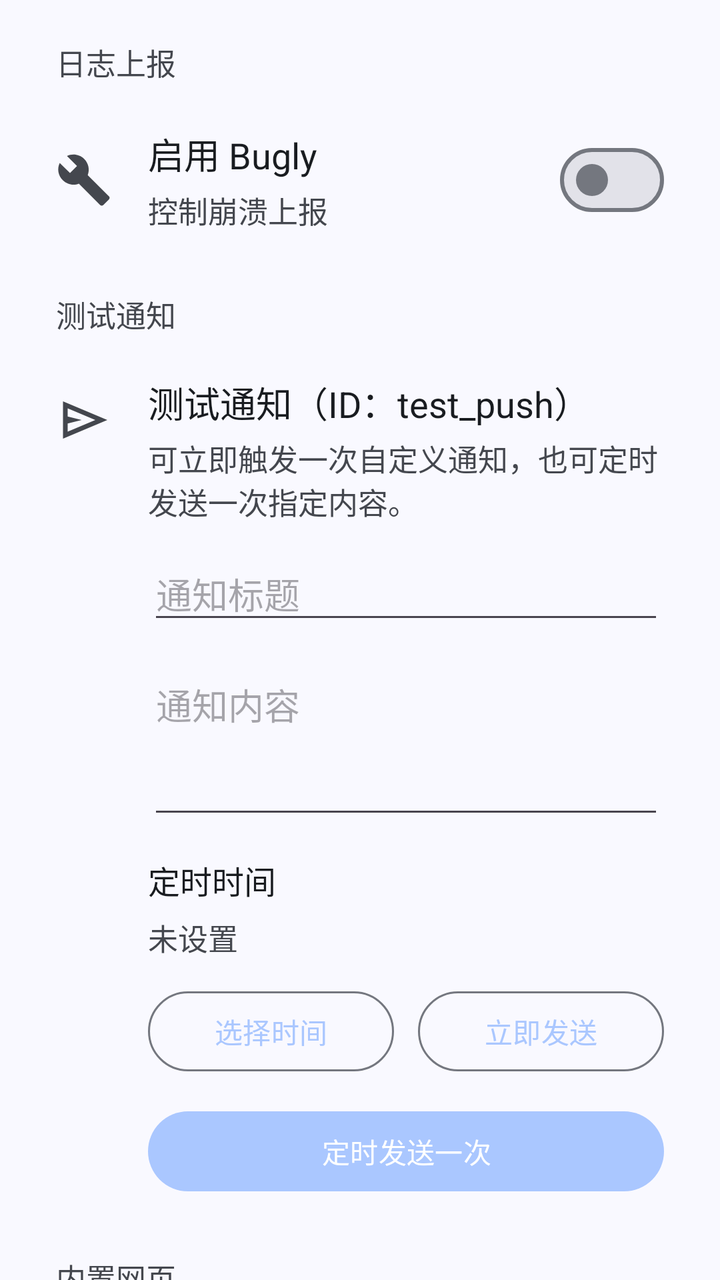
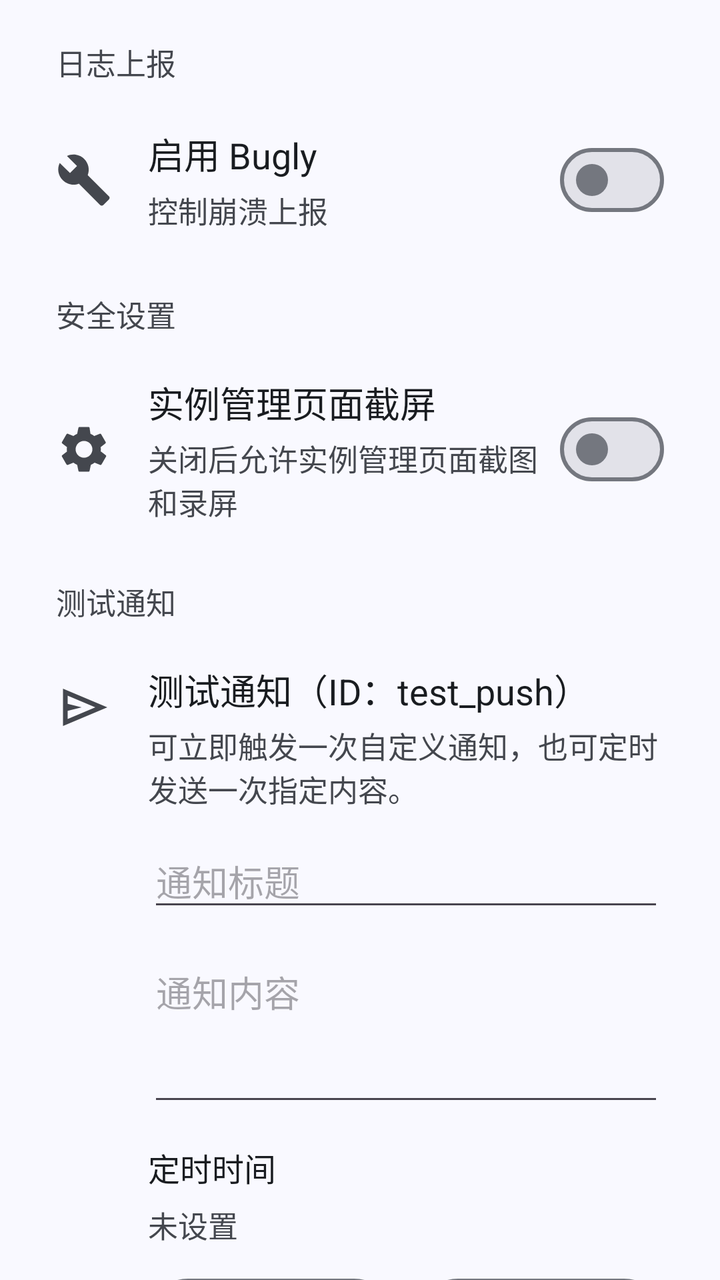

Before-and-after screenshots of an Android layout around one commit, followed by the original layout XML and the change that was made.
<!-- AndroidManifest.xml: application theme Theme.Simpfun -->
<!-- res/layout/fragment_debug.xml -->
<?xml version="1.0" encoding="utf-8"?>
<androidx.core.widget.NestedScrollView xmlns:android="http://schemas.android.com/apk/res/android"
    xmlns:app="http://schemas.android.com/apk/res-auto"
    android:id="@+id/scroll_debug"
    android:layout_width="match_parent"
    android:layout_height="match_parent"
    android:background="?attr/colorSurface"
    android:scrollbars="none">

    <LinearLayout
        android:layout_width="match_parent"
        android:layout_height="wrap_content"
        android:orientation="vertical"
        android:paddingStart="20dp"
        android:paddingTop="20dp"
        android:paddingEnd="20dp"
        android:paddingBottom="96dp">

        <TextView
            android:layout_width="wrap_content"
            android:layout_height="wrap_content"
            android:text="日志上报"
            android:textSize="15sp"
            android:textColor="?attr/colorOnSurfaceVariant"
            android:layout_marginStart="8dp"
            android:layout_marginBottom="10dp" />

        <LinearLayout
            android:layout_width="match_parent"
            android:layout_height="wrap_content"
            android:minHeight="76dp"
            android:orientation="horizontal"
            android:gravity="center_vertical"
            android:paddingHorizontal="8dp"
            android:paddingVertical="10dp">

            <ImageView
                android:layout_width="28dp"
                android:layout_height="28dp"
                android:layout_marginEnd="18dp"
                android:src="@drawable/ic_build_24"
                android:contentDescription="Bugly"
                app:tint="?attr/colorOnSurfaceVariant" />

            <LinearLayout
                android:layout_width="0dp"
                android:layout_height="wrap_content"
                android:layout_weight="1"
                android:orientation="vertical">

                <TextView
                    android:layout_width="wrap_content"
                    android:layout_height="wrap_content"
                    android:text="启用 Bugly"
                    android:textSize="18sp"
                    android:textColor="?attr/colorOnSurface" />

                <TextView
                    android:layout_width="wrap_content"
                    android:layout_height="wrap_content"
                    android:layout_marginTop="4dp"
                    android:text="控制崩溃上报"
                    android:textSize="15sp"
                    android:textColor="?attr/colorOnSurfaceVariant" />
            </LinearLayout>

            <com.google.android.material.materialswitch.MaterialSwitch
                android:id="@+id/switch_bugly"
                android:layout_width="wrap_content"
                android:layout_height="wrap_content" />
        </LinearLayout>

        <TextView
            android:layout_width="wrap_content"
            android:layout_height="wrap_content"
            android:text="测试通知"
            android:textSize="15sp"
            android:textColor="?attr/colorOnSurfaceVariant"
            android:layout_marginStart="8dp"
            android:layout_marginTop="18dp"
            android:layout_marginBottom="10dp" />

        <LinearLayout
            android:layout_width="match_parent"
            android:layout_height="wrap_content"
            android:orientation="vertical"
            android:paddingHorizontal="8dp"
            android:paddingVertical="10dp">

            <LinearLayout
                android:layout_width="match_parent"
                android:layout_height="wrap_content"
                android:orientation="horizontal"
                android:gravity="top">

                <ImageView
                    android:layout_width="28dp"
                    android:layout_height="28dp"
                    android:layout_marginEnd="18dp"
                    android:layout_marginTop="8dp"
                    android:src="@drawable/ic_send"
                    android:contentDescription="测试通知"
                    app:tint="?attr/colorOnSurfaceVariant" />

                <LinearLayout
                    android:layout_width="0dp"
                    android:layout_height="wrap_content"
                    android:layout_weight="1"
                    android:orientation="vertical">

                    <TextView
                        android:layout_width="wrap_content"
                        android:layout_height="wrap_content"
                        android:text="测试通知（ID：test_push）"
                        android:textSize="18sp"
                        android:textColor="?attr/colorOnSurface" />

                    <TextView
                        android:layout_width="wrap_content"
                        android:layout_height="wrap_content"
                        android:layout_marginTop="4dp"
                        android:text="可立即触发一次自定义通知，也可定时发送一次指定内容。"
                        android:textSize="15sp"
                        android:textColor="?attr/colorOnSurfaceVariant" />

                    <EditText
                        android:id="@+id/et_notification_title"
                        android:layout_width="match_parent"
                        android:layout_height="wrap_content"
                        android:layout_marginTop="12dp"
                        android:hint="通知标题"
                        android:singleLine="true"
                        android:inputType="textCapSentences" />

                    <EditText
                        android:id="@+id/et_notification_content"
                        android:layout_width="match_parent"
                        android:layout_height="wrap_content"
                        android:layout_marginTop="12dp"
                        android:gravity="top|start"
                        android:hint="通知内容"
                        android:inputType="textCapSentences|textMultiLine"
                        android:minLines="3" />

                    <TextView
                        android:layout_width="wrap_content"
                        android:layout_height="wrap_content"
                        android:layout_marginTop="14dp"
                        android:text="定时时间"
                        android:textColor="?attr/colorOnSurface"
                        android:textSize="16sp" />

                    <TextView
                        android:id="@+id/tv_notification_time_value"
                        android:layout_width="wrap_content"
                        android:layout_height="wrap_content"
                        android:layout_marginTop="6dp"
                        android:text="未设置"
                        android:textColor="?attr/colorOnSurfaceVariant"
                        android:textSize="15sp" />

                    <LinearLayout
                        android:layout_width="match_parent"
                        android:layout_height="wrap_content"
                        android:layout_marginTop="12dp"
                        android:orientation="horizontal">

                        <com.google.android.material.button.MaterialButton
                            android:id="@+id/btn_pick_notification_time"
                            style="?attr/materialButtonOutlinedStyle"
                            android:layout_width="0dp"
                            android:layout_height="wrap_content"
                            android:layout_weight="1"
                            android:text="选择时间" />

                        <Space
                            android:layout_width="12dp"
                            android:layout_height="0dp" />

                        <com.google.android.material.button.MaterialButton
                            android:id="@+id/btn_send_test_notification"
                            style="?attr/materialButtonOutlinedStyle"
                            android:layout_width="0dp"
                            android:layout_height="wrap_content"
                            android:layout_weight="1"
                            android:text="立即发送" />
                    </LinearLayout>

                    <com.google.android.material.button.MaterialButton
                        android:id="@+id/btn_schedule_test_notification"
                        style="?attr/materialButtonStyle"
                        android:layout_width="match_parent"
                        android:layout_height="wrap_content"
                        android:layout_marginTop="12dp"
                        android:text="定时发送一次" />
                </LinearLayout>
            </LinearLayout>
        </LinearLayout>

        <TextView
            android:layout_width="wrap_content"
            android:layout_height="wrap_content"
            android:text="内置网页"
            android:textSize="15sp"
            android:textColor="?attr/colorOnSurfaceVariant"
            android:layout_marginStart="8dp"
            android:layout_marginTop="18dp"
            android:layout_marginBottom="10dp" />

        <LinearLayout
            android:layout_width="match_parent"
            android:layout_height="wrap_content"
            android:orientation="vertical"
            android:paddingHorizontal="8dp"
            android:paddingVertical="10dp">

            <LinearLayout
                android:layout_width="match_parent"
                android:layout_height="wrap_content"
                android:orientation="horizontal"
                android:gravity="top">

                <ImageView
                    android:layout_width="28dp"
                    android:layout_height="28dp"
                    android:layout_marginEnd="18dp"
                    android:layout_marginTop="8dp"
                    android:src="@drawable/ic_web"
                    android:contentDescription="SWebView"
                    app:tint="?attr/colorOnSurfaceVariant" />

                <LinearLayout
                    android:layout_width="0dp"
                    android:layout_height="wrap_content"
                    android:layout_weight="1"
                    android:orientation="vertical">

                    <TextView
                        android:layout_width="wrap_content"
                        android:layout_height="wrap_content"
                        android:text="SWebView URL"
                        android:textSize="18sp"
                        android:textColor="?attr/colorOnSurface" />

                    <TextView
                        android:layout_width="wrap_content"
                        android:layout_height="wrap_content"
                        android:layout_marginTop="4dp"
                        android:text="输入地址并在内置浏览器中打开"
                        android:textSize="15sp"
                        android:textColor="?attr/colorOnSurfaceVariant" />

                    <EditText
                        android:id="@+id/et_web_url"
                        android:layout_width="match_parent"
                        android:layout_height="wrap_content"
                        android:layout_marginTop="12dp"
                        android:hint="输入要打开的网址，例如 https://example.com"
                        android:inputType="textUri"
                        android:singleLine="true" />

                    <com.google.android.material.button.MaterialButton
                        android:id="@+id/btn_open_swebview"
                        style="?attr/materialButtonOutlinedStyle"
                        android:layout_width="wrap_content"
                        android:layout_height="wrap_content"
                        android:layout_marginTop="12dp"
                        android:text="打开 SWebView" />
                </LinearLayout>
            </LinearLayout>
        </LinearLayout>

        <TextView
            android:layout_width="wrap_content"
            android:layout_height="wrap_content"
            android:text="Token"
            android:textSize="15sp"
            android:textColor="?attr/colorOnSurfaceVariant"
            android:layout_marginStart="8dp"
            android:layout_marginTop="18dp"
            android:layout_marginBottom="10dp" />

        <LinearLayout
            android:layout_width="match_parent"
            android:layout_height="wrap_content"
            android:orientation="vertical"
            android:paddingHorizontal="8dp"
            android:paddingVertical="10dp">

            <LinearLayout
                android:layout_width="match_parent"
                android:layout_height="wrap_content"
                android:orientation="horizontal"
                android:gravity="top">

                <ImageView
                    android:layout_width="28dp"
                    android:layout_height="28dp"
                    android:layout_marginEnd="18dp"
                    android:layout_marginTop="8dp"
                    android:src="@drawable/ic_code"
                    android:contentDescription="Token"
                    app:tint="?attr/colorOnSurfaceVariant" />

                <LinearLayout
                    android:layout_width="0dp"
                    android:layout_height="wrap_content"
                    android:layout_weight="1"
                    android:orientation="vertical">

                    <TextView
                        android:layout_width="wrap_content"
                        android:layout_height="wrap_content"
                        android:text="访问 Token"
                        android:textSize="18sp"
                        android:textColor="?attr/colorOnSurface" />

                    <TextView
                        android:layout_width="wrap_content"
                        android:layout_height="wrap_content"
                        android:layout_marginTop="4dp"
                        android:text="保存或清空本地 Token 以便调试"
                        android:textSize="15sp"
                        android:textColor="?attr/colorOnSurfaceVariant" />

                    <EditText
                        android:id="@+id/et_token"
                        android:layout_width="match_parent"
                        android:layout_height="wrap_content"
                        android:layout_marginTop="12dp"
                        android:hint="输入 Token"
                        android:singleLine="true"
                        android:inputType="text" />

                    <LinearLayout
                        android:layout_width="match_parent"
                        android:layout_height="wrap_content"
                        android:layout_marginTop="12dp"
                        android:orientation="horizontal">

                        <com.google.android.material.button.MaterialButton
                            android:id="@+id/btn_save_token"
                            style="?attr/materialButtonOutlinedStyle"
                            android:layout_width="0dp"
                            android:layout_height="wrap_content"
                            android:layout_weight="1"
                            android:text="保存" />

                        <Space
                            android:layout_width="12dp"
                            android:layout_height="0dp" />

                        <com.google.android.material.button.MaterialButton
                            android:id="@+id/btn_clear_token"
                            style="?attr/materialButtonOutlinedStyle"
                            android:layout_width="0dp"
                            android:layout_height="wrap_content"
                            android:layout_weight="1"
                            android:text="清空" />
                    </LinearLayout>
                </LinearLayout>
            </LinearLayout>
        </LinearLayout>
    </LinearLayout>
</androidx.core.widget.NestedScrollView>
<!-- resources referenced by this layout -->
<resources>
  <color name="md_theme_primary">#AAC7FF</color>
  <color name="md_theme_onPrimary">#FFFFFF</color>
  <color name="md_theme_primaryContainer">#D6E3FF</color>
  <color name="md_theme_onPrimaryContainer">#284777</color>
  <color name="md_theme_secondary">#565F71</color>
  <color name="md_theme_onSecondary">#FFFFFF</color>
  <color name="md_theme_secondaryContainer">#DAE2F9</color>
  <color name="md_theme_onSecondaryContainer">#3E4759</color>
  <color name="md_theme_tertiary">#705575</color>
  <color name="md_theme_onTertiary">#FFFFFF</color>
  <color name="md_theme_tertiaryContainer">#FAD8FD</color>
  <color name="md_theme_onTertiaryContainer">#573E5C</color>
  <color name="md_theme_error">#BA1A1A</color>
  <color name="md_theme_onError">#FFFFFF</color>
  <color name="md_theme_errorContainer">#FFDAD6</color>
  <color name="md_theme_onErrorContainer">#93000A</color>
  <color name="md_theme_background">#F9F9FF</color>
  <color name="md_theme_onBackground">#191C20</color>
  <color name="md_theme_surface">#F9F9FF</color>
  <color name="md_theme_onSurface">#191C20</color>
  <color name="md_theme_surfaceVariant">#E0E2EC</color>
  <color name="md_theme_onSurfaceVariant">#44474E</color>
  <color name="md_theme_outline">#74777F</color>
  <color name="md_theme_outlineVariant">#C4C6D0</color>
  <color name="md_theme_inverseSurface">#2E3036</color>
  <color name="md_theme_inverseOnSurface">#F0F0F7</color>
  <color name="md_theme_inversePrimary">#AAC7FF</color>
  <color name="md_theme_primaryFixed">#D6E3FF</color>
  <color name="md_theme_onPrimaryFixed">#001B3E</color>
  <color name="md_theme_primaryFixedDim">#AAC7FF</color>
  <color name="md_theme_onPrimaryFixedVariant">#284777</color>
  <color name="md_theme_secondaryFixed">#DAE2F9</color>
  <color name="md_theme_onSecondaryFixed">#131C2B</color>
  <color name="md_theme_secondaryFixedDim">#BEC6DC</color>
  <color name="md_theme_onSecondaryFixedVariant">#3E4759</color>
  <color name="md_theme_tertiaryFixed">#FAD8FD</color>
  <color name="md_theme_onTertiaryFixed">#28132E</color>
  <color name="md_theme_tertiaryFixedDim">#DDBCE0</color>
  <color name="md_theme_onTertiaryFixedVariant">#573E5C</color>
  <color name="md_theme_surfaceDim">#D9D9E0</color>
  <color name="md_theme_surfaceBright">#F9F9FF</color>
  <color name="md_theme_surfaceContainerLowest">#FFFFFF</color>
  <color name="md_theme_surfaceContainerLow">#F3F3FA</color>
  <color name="md_theme_surfaceContainer">#EDEDF4</color>
  <color name="md_theme_surfaceContainerHigh">#E7E8EE</color>
  <color name="md_theme_surfaceContainerHighest">#E2E2E9</color>
  <!-- unchanged entries left out for length: 6 -->
</resources>

<!-- the commit's change to res/layout/fragment_debug.xml (unified diff, before → after) -->
@@ -66,6 +66,61 @@
 
             <com.google.android.material.materialswitch.MaterialSwitch
                 android:id="@+id/switch_bugly"
+                android:layout_width="wrap_content"
+                android:layout_height="wrap_content" />
+        </LinearLayout>
+
+        <TextView
+            android:layout_width="wrap_content"
+            android:layout_height="wrap_content"
+            android:text="安全设置"
+            android:textSize="15sp"
+            android:textColor="?attr/colorOnSurfaceVariant"
+            android:layout_marginStart="8dp"
+            android:layout_marginTop="18dp"
+            android:layout_marginBottom="10dp" />
+
+        <LinearLayout
+            android:layout_width="match_parent"
+            android:layout_height="wrap_content"
+            android:minHeight="76dp"
+            android:orientation="horizontal"
+            android:gravity="center_vertical"
+            android:paddingHorizontal="8dp"
+            android:paddingVertical="10dp">
+
+            <ImageView
+                android:layout_width="28dp"
+                android:layout_height="28dp"
+                android:layout_marginEnd="18dp"
+                android:src="@drawable/ic_settings"
+                android:contentDescription="Manage 页面禁止截屏"
+                app:tint="?attr/colorOnSurfaceVariant" />
+
+            <LinearLayout
+                android:layout_width="0dp"
+                android:layout_height="wrap_content"
+                android:layout_weight="1"
+                android:orientation="vertical">
+
+                <TextView
+                    android:layout_width="wrap_content"
+                    android:layout_height="wrap_content"
+                    android:text="实例管理页面截屏"
+                    android:textSize="18sp"
+                    android:textColor="?attr/colorOnSurface" />
+
+                <TextView
+                    android:layout_width="wrap_content"
+                    android:layout_height="wrap_content"
+                    android:layout_marginTop="4dp"
+                    android:text="关闭后允许实例管理页面截图和录屏"
+                    android:textSize="15sp"
+                    android:textColor="?attr/colorOnSurfaceVariant" />
+            </LinearLayout>
+
+            <com.google.android.material.materialswitch.MaterialSwitch
+                android:id="@+id/switch_manage_screenshot_protection"
                 android:layout_width="wrap_content"
                 android:layout_height="wrap_content" />
         </LinearLayout>
<!-- resource entries referenced after the edit -->
@@ -1,5 +1,17 @@
 <!-- resources referenced by this layout -->
 <resources>
+  <!-- drawable ic_settings (drawable) -->
+  <?xml version="1.0" encoding="utf-8"?>
+  <vector xmlns:android="http://schemas.android.com/apk/res/android"
+      android:width="24dp"
+      android:height="24dp"
+      android:viewportWidth="24"
+      android:viewportHeight="24"
+      android:tint="?attr/colorOnPrimary">
+      <path
+          android:fillColor="#FFFFFFFF"
+          android:pathData="M19.14,12.94c0.04,-0.3 0.06,-0.61 0.06,-0.94 0,-0.32 -0.02,-0.64 -0.07,-0.94l2.03,-1.58c0.18,-0.14 0.23,-0.41 0.12,-0.61l-1.92,-3.32c-0.12,-0.21 -0.37,-0.28 -0.59,-0.22l-2.39,0.96c-0.5,-0.38 -1.03,-0.7 -1.62,-0.94L14.4,2.81c-0.05,-0.24 -0.26,-0.41 -0.5,-0.41h-3.8c-0.24,0 -0.45,0.17 -0.5,0.41L9.08,5.35c-0.59,0.24 -1.13,0.56 -1.62,0.94L5.07,5.33c-0.22,-0.09 -0.47,0.01 -0.59,0.22L2.56,8.87c-0.12,0.21 -0.07,0.47 0.12,0.61l2.03,1.58c-0.05,0.3 -0.07,0.63 -0.07,0.94 0,0.31 0.02,0.64 0.07,0.94l-2.03,1.58c-0.18,0.14 -0.23,0.41 -0.12,0.61l1.92,3.32c0.12,0.21 0.37,0.28 0.59,0.22l2.39,-0.96c0.5,0.38 1.03,0.7 1.62,0.94l0.52,2.54c0.05,0.24 0.26,0.41 0.5,0.41h3.8c0.24,0 0.45,-0.17 0.5,-0.41l0.52,-2.54c0.59,-0.24 1.13,-0.56 1.62,-0.94l2.39,0.96c0.22,0.09 0.47,-0.01 0.59,-0.22l1.92,-3.32c0.12,-0.21 0.07,-0.47 -0.12,-0.61l-2.03,-1.58zM12,15.6c-1.99,0 -3.6,-1.61 -3.6,-3.6 0,-1.99 1.61,-3.6 3.6,-3.6 1.99,0 3.6,1.61 3.6,3.6 0,1.99 -1.61,3.6 -3.6,3.6z"/>
+  </vector>
   <color name="md_theme_primary">#AAC7FF</color>
   <color name="md_theme_onPrimary">#FFFFFF</color>
   <color name="md_theme_primaryContainer">#D6E3FF</color>
